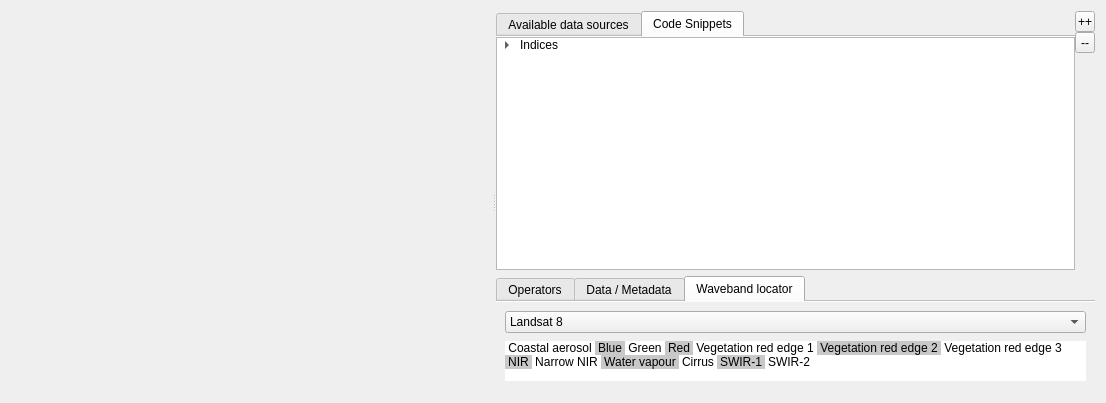
The window that enmapboxprocessing/parameter/processingparameterrastermathcodeeditwidget.ui (jakimowb/enmapbox_testmigration2) describes before a commit, drawn with Qt 5.
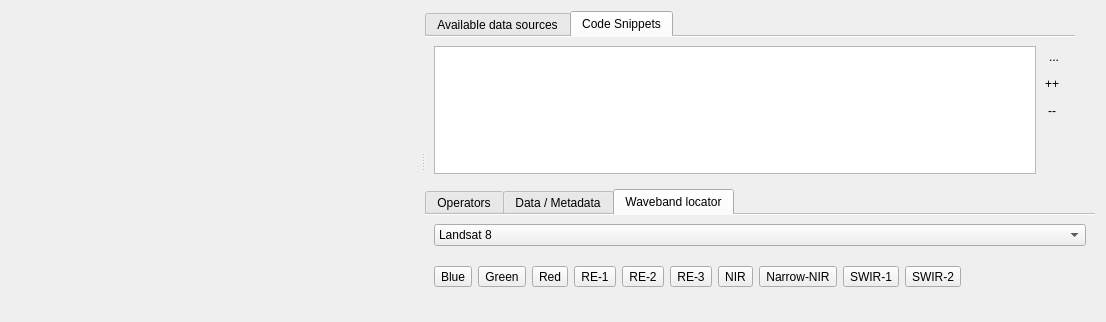
The same window after the commit. The open tabs and pages were chosen to show the change. Icons and pictures are not drawn. Custom widgets are drawn as their Qt base class.

The edit to the form file:
```diff
--- a/enmapboxprocessing/parameter/processingparameterrastermathcodeeditwidget.ui
+++ b/enmapboxprocessing/parameter/processingparameterrastermathcodeeditwidget.ui
@@ -7,7 +7,7 @@
     <x>0</x>
     <y>0</y>
     <width>1106</width>
-    <height>403</height>
+    <height>318</height>
    </rect>
   </property>
   <property name="windowTitle">
@@ -109,22 +109,7 @@
             <attribute name="title">
              <string>Code Snippets</string>
             </attribute>
-            <layout class="QVBoxLayout" name="verticalLayout_10">
-             <property name="spacing">
-              <number>0</number>
-             </property>
-             <property name="leftMargin">
-              <number>0</number>
-             </property>
-             <property name="topMargin">
-              <number>0</number>
-             </property>
-             <property name="rightMargin">
-              <number>0</number>
-             </property>
-             <property name="bottomMargin">
-              <number>0</number>
-             </property>
+            <layout class="QHBoxLayout" name="horizontalLayout_5">
              <item>
               <widget class="QTreeWidget" name="mSnippetsTree">
                <attribute name="headerVisible">
@@ -135,27 +120,27 @@
                  <string>Neue Spalte</string>
                 </property>
                </column>
+              </widget>
+             </item>
                <item>
-                <property name="text">
-                 <string>Indices</string>
-                </property>
+              <layout class="QVBoxLayout" name="verticalLayout_11">
                 <item>
-                 <property name="text">
-                  <string>NDVI</string>
-                 </property>
+                <widget class="QToolButton" name="mSnippetSaveAs">
                  <property name="toolTip">
                   <string>&lt;html&gt;&lt;head/&gt;&lt;body&gt;&lt;p&gt;D:\source\QGISPlugIns\enmap-box\enmapboxprocessing\algorithm\rastermathalgorithm\snippet\Indices\ndvi.txt&lt;/p&gt;&lt;/body&gt;&lt;/html&gt;</string>
                  </property>
-                </item>
-               </item>
-              </widget>
-             </item>
-            </layout>
-           </widget>
-          </widget>
-         </item>
-         <item>
-          <layout class="QVBoxLayout" name="verticalLayout_8">
+                 <property name="text">
+                  <string>...</string>
+                 </property>
+                 <property name="icon">
+                  <iconset>
+                   <normaloff>:/images/themes/default/mActionFileSaveAs.svg</normaloff>:/images/themes/default/mActionFileSaveAs.svg</iconset>
+                 </property>
+                 <property name="autoRaise">
+                  <bool>true</bool>
+                 </property>
+                </widget>
+               </item>
            <item>
             <widget class="QToolButton" name="mBiggerGui">
              <property name="minimumSize">
@@ -176,6 +161,13 @@
              <property name="text">
               <string>++</string>
              </property>
+                 <property name="icon">
+                  <iconset>
+                   <normaloff>:/images/themes/default/mActionIncreaseFont.svg</normaloff>:/images/themes/default/mActionIncreaseFont.svg</iconset>
+                 </property>
+                 <property name="autoRaise">
+                  <bool>true</bool>
+                 </property>
             </widget>
            </item>
            <item>
@@ -198,8 +190,36 @@
              <property name="text">
               <string>--</string>
              </property>
-            </widget>
-           </item>
+                 <property name="icon">
+                  <iconset>
+                   <normaloff>:/images/themes/default/mActionDecreaseFont.svg</normaloff>:/images/themes/default/mActionDecreaseFont.svg</iconset>
+                 </property>
+                 <property name="autoRaise">
+                  <bool>true</bool>
+                 </property>
+                </widget>
+               </item>
+               <item>
+                <spacer name="verticalSpacer_2">
+                 <property name="orientation">
+                  <enum>Qt::Vertical</enum>
+                 </property>
+                 <property name="sizeHint" stdset="0">
+                  <size>
+                   <width>20</width>
+                   <height>40</height>
+                  </size>
+                 </property>
+                </spacer>
+               </item>
+              </layout>
+             </item>
+            </layout>
+           </widget>
+          </widget>
+         </item>
+         <item>
+          <layout class="QVBoxLayout" name="verticalLayout_8">
            <item>
             <spacer name="verticalSpacer">
              <property name="orientation">
@@ -836,224 +856,118 @@
                <item>
                 <layout class="QHBoxLayout" name="horizontalLayout_3">
                  <item>
-                  <widget class="QListWidget" name="mSentinel2">
-                   <property name="maximumSize">
-                    <size>
-                     <width>16777215</width>
-                     <height>40</height>
-                    </size>
-                   </property>
-                   <property name="frameShape">
-                    <enum>QFrame::NoFrame</enum>
-                   </property>
-                   <property name="frameShadow">
-                    <enum>QFrame::Raised</enum>
-                   </property>
-                   <property name="verticalScrollBarPolicy">
-                    <enum>Qt::ScrollBarAsNeeded</enum>
-                   </property>
-                   <property name="horizontalScrollBarPolicy">
-                    <enum>Qt::ScrollBarAlwaysOff</enum>
-                   </property>
-                   <property name="showDropIndicator" stdset="0">
-                    <bool>false</bool>
-                   </property>
-                   <property name="dragDropMode">
-                    <enum>QAbstractItemView::DragDrop</enum>
-                   </property>
-                   <property name="defaultDropAction">
-                    <enum>Qt::IgnoreAction</enum>
-                   </property>
-                   <property name="alternatingRowColors">
-                    <bool>false</bool>
-                   </property>
-                   <property name="isWrapping" stdset="0">
-                    <bool>true</bool>
-                   </property>
-                   <property name="resizeMode">
-                    <enum>QListView::Adjust</enum>
-                   </property>
-                   <property name="spacing">
-                    <number>0</number>
-                   </property>
-                   <property name="viewMode">
-                    <enum>QListView::IconMode</enum>
-                   </property>
-                   <property name="uniformItemSizes">
-                    <bool>false</bool>
-                   </property>
-                   <property name="wordWrap">
-                    <bool>false</bool>
-                   </property>
-                   <item>
-                    <property name="text">
-                     <string>Coastal aerosol</string>
-                    </property>
-                    <property name="toolTip">
-                     <string>@443nm</string>
-                    </property>
-                   </item>
-                   <item>
-                    <property name="text">
-                     <string>Blue</string>
-                    </property>
+                  <widget class="QToolButton" name="mSentinel2_1">
                     <property name="toolTip">
                      <string>@492nm</string>
                     </property>
-                    <property name="background">
-                     <brush brushstyle="SolidPattern">
-                      <color alpha="255">
-                       <red>200</red>
-                       <green>200</green>
-                       <blue>200</blue>
-                      </color>
-                     </brush>
-                    </property>
-                    <property name="foreground">
-                     <brush brushstyle="NoBrush">
-                      <color alpha="255">
-                       <red>0</red>
-                       <green>0</green>
-                       <blue>0</blue>
-                      </color>
-                     </brush>
-                    </property>
+                   <property name="text">
+                    <string>Blue</string>
+                   </property>
+                  </widget>
                    </item>
                    <item>
-                    <property name="text">
-                     <string>Green</string>
-                    </property>
+                  <widget class="QToolButton" name="mSentinel2_2">
                     <property name="toolTip">
                      <string>@560nm</string>
                     </property>
-                   </item>
-                   <item>
                     <property name="text">
-                     <string>Red</string>
-                    </property>
+                    <string>Green</string>
+                   </property>
+                  </widget>
+                 </item>
+                 <item>
+                  <widget class="QToolButton" name="mSentinel2_3">
                     <property name="toolTip">
                      <string>@655nm</string>
                     </property>
-                    <property name="background">
-                     <brush brushstyle="SolidPattern">
-                      <color alpha="255">
-                       <red>200</red>
-                       <green>200</green>
-                       <blue>200</blue>
-                      </color>
-                     </brush>
-                    </property>
+                   <property name="text">
+                    <string>Red</string>
+                   </property>
+                  </widget>
                    </item>
                    <item>
-                    <property name="text">
-                     <string>Vegetation red edge 1</string>
-                    </property>
+                  <widget class="QToolButton" name="mSentinel2_4">
                     <property name="toolTip">
                      <string>@704nm</string>
                     </property>
-                   </item>
-                   <item>
                     <property name="text">
-                     <string>Vegetation red edge 2</string>
-                    </property>
+                    <string>RE-1</string>
+                   </property>
+                  </widget>
+                 </item>
+                 <item>
+                  <widget class="QToolButton" name="mSentinel2_5">
                     <property name="toolTip">
                      <string>@741nm</string>
                     </property>
-                    <property name="background">
-                     <brush brushstyle="SolidPattern">
-                      <color alpha="255">
-                       <red>200</red>
-                       <green>200</green>
-                       <blue>200</blue>
-                      </color>
-                     </brush>
-                    </property>
+                   <property name="text">
+                    <string>RE-2</string>
+                   </property>
+                  </widget>
                    </item>
                    <item>
-                    <property name="text">
-                     <string>Vegetation red edge 3</string>
-                    </property>
+                  <widget class="QToolButton" name="mSentinel2_6">
                     <property name="toolTip">
                      <string>@783nm</string>
                     </property>
-                   </item>
-                   <item>
                     <property name="text">
-                     <string>NIR</string>
-                    </property>
+                    <string>RE-3</string>
+                   </property>
+                  </widget>
+                 </item>
+                 <item>
+                  <widget class="QToolButton" name="mSentinel2_7">
                     <property name="toolTip">
                      <string>@833nm</string>
                     </property>
-                    <property name="background">
-                     <brush brushstyle="SolidPattern">
-                      <color alpha="255">
-                       <red>200</red>
-                       <green>200</green>
-                       <blue>200</blue>
-                      </color>
-                     </brush>
-                    </property>
+                   <property name="text">
+                    <string>NIR</string>
+                   </property>
+                  </widget>
                    </item>
                    <item>
-                    <property name="text">
-                     <string>Narrow NIR</string>
-                    </property>
+                  <widget class="QToolButton" name="mSentinel2_8">
                     <property name="toolTip">
                      <string>@865nm</string>
                     </property>
-                   </item>
-                   <item>
                     <property name="text">
-                     <string>Water vapour</string>
-                    </property>
-                    <property name="toolTip">
-                     <string>@945nm</string>
-                    </property>
-                    <property name="background">
-                     <brush brushstyle="SolidPattern">
-                      <color alpha="255">
-                       <red>200</red>
-                       <green>200</green>
-                       <blue>200</blue>
-                      </color>
-                     </brush>
-                    </property>
+                    <string>Narrow-NIR</string>
+                   </property>
+                  </widget>
                    </item>
                    <item>
-                    <property name="text">
-                     <string>Cirrus</string>
-                    </property>
-                    <property name="toolTip">
-                     <string>@1374nm</string>
-                    </property>
-                   </item>
-                   <item>
-                    <property name="text">
-                     <string>SWIR-1</string>
-                    </property>
+                  <widget class="QToolButton" name="mSentinel2_9">
                     <property name="toolTip">
                      <string>@1614nm</string>
                     </property>
-                    <property name="background">
-                     <brush brushstyle="SolidPattern">
-                      <color alpha="255">
-                       <red>200</red>
-                       <green>200</green>
-                       <blue>200</blue>
-                      </color>
-                     </brush>
-                    </property>
+                   <property name="text">
+                    <string>SWIR-1</string>
+                   </property>
+                  </widget>
                    </item>
                    <item>
-                    <property name="text">
-                     <string>SWIR-2</string>
-                    </property>
+                  <widget class="QToolButton" name="mSentinel2_10">
                     <property name="toolTip">
                      <string>@2202nm</string>
                     </property>
-                   </item>
+                   <property name="text">
+                    <string>SWIR-2</string>
+                   </property>
                   </widget>
                  </item>
+                 <item>
+                  <spacer name="horizontalSpacer_2">
+                   <property name="orientation">
+                    <enum>Qt::Horizontal</enum>
+                   </property>
+                   <property name="sizeHint" stdset="0">
+                    <size>
+                     <width>121</width>
+                     <height>46</height>
+                    </size>
+                   </property>
+                  </spacer>
+                 </item>
                 </layout>
                </item>
               </layout>
```
Left out of the diff: 164 changed lines with no effect on the pictures. Lines whose indentation alone changed are shown as unchanged.
